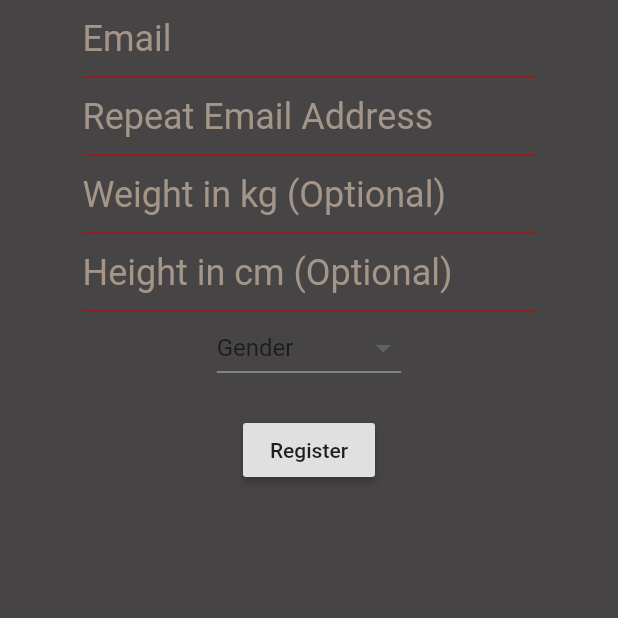
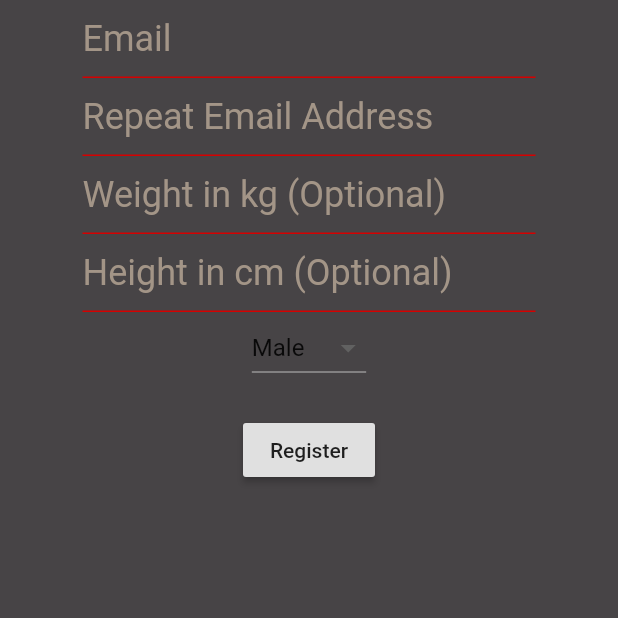
Before and after one commit to l3n3mYl/AtrackS, a Flutter app: the FinalRegistrationScreen screen opened directly with empty values, on a phone screen of 412 x 824 dp, the top half of it. Run offline on Flutter 3.47's test engine with Material 2 defaults, Android fonts, the phone set to English and light mode, and no system bars; our stand-ins replace firebase_auth, google_sign_in; missing offline and left inert: flutter_facebook_login; accounts and stored records are empty.

Commit message:
Fixed Dropdown menu functionality

```diff
--- a/lib/Registration/final_registration_screen.dart
+++ b/lib/Registration/final_registration_screen.dart
@@ -17,6 +17,7 @@ class FinalRegistrationScreen extends StatefulWidget {
 class _FinalRegistrationScreenState extends State<FinalRegistrationScreen> {
 
   final _formKey = GlobalKey<FormState>();
+  String dropDownValue = 'Male';
 
   bool isNumeric(String s){
     bool numeric = true;
@@ -174,26 +175,19 @@ class _FinalRegistrationScreenState extends State<FinalRegistrationScreen> {
                   padding: EdgeInsets.symmetric(horizontal: 55.0),
                   child: DropdownButton<String>(
                     hint: Text('Gender'),
-                    items: [
-                      DropdownMenuItem(
-                        value: "M",
-                        child: Text("Male"),
-                      ),
-                      DropdownMenuItem(
-                        value: "F",
-                        child: Text("Female"),
-                      ),
-                      DropdownMenuItem(
-                        value: "MENTAL",
-                        child: Text("Mental Illness"),
-                      )
-                    ],
+                    value: dropDownValue,
+                    items: <String>[
+                      'Male',
+                      'Female',
+                      'Mental',
+                    ].map<DropdownMenuItem<String>>((String value){
+                      return DropdownMenuItem<String>(value: value, child: Text(value));
+                    }).toList(),
                     onChanged: (gender) {
-                      if(gender == null){
-                        widget.user.g = "None";
-                      }
-                      else widget.user.g = gender;
-                      return gender;
+                      widget.user.g = gender;
+                      setState(() {
+                        dropDownValue = gender;
+                      });
                     },
                   ),
                 ),
```
